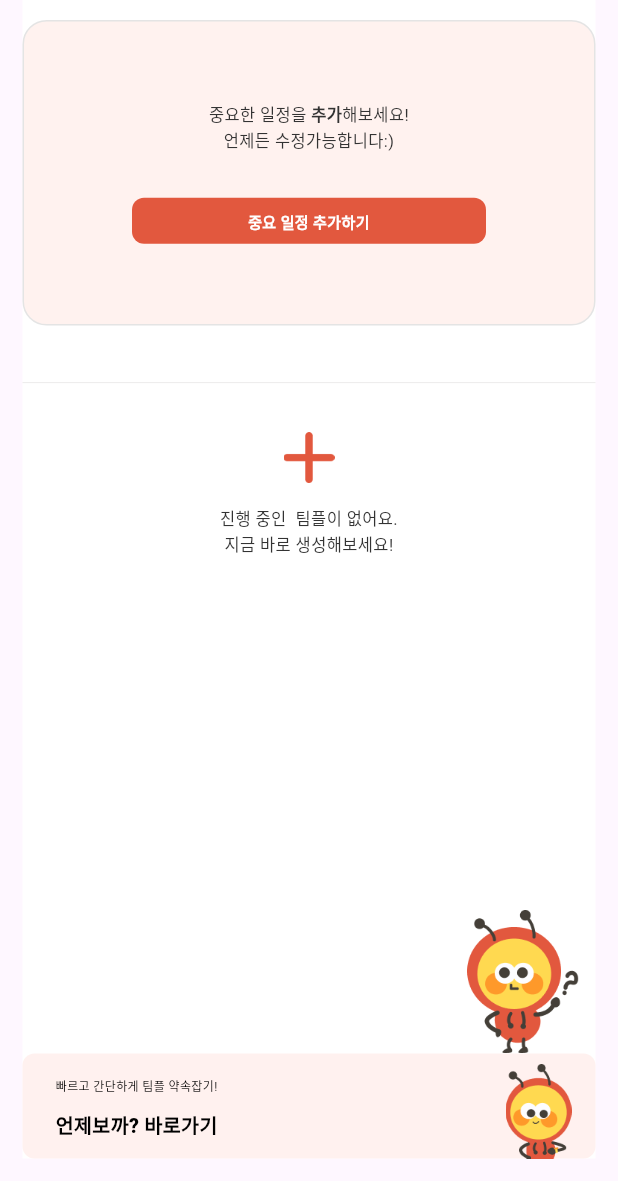
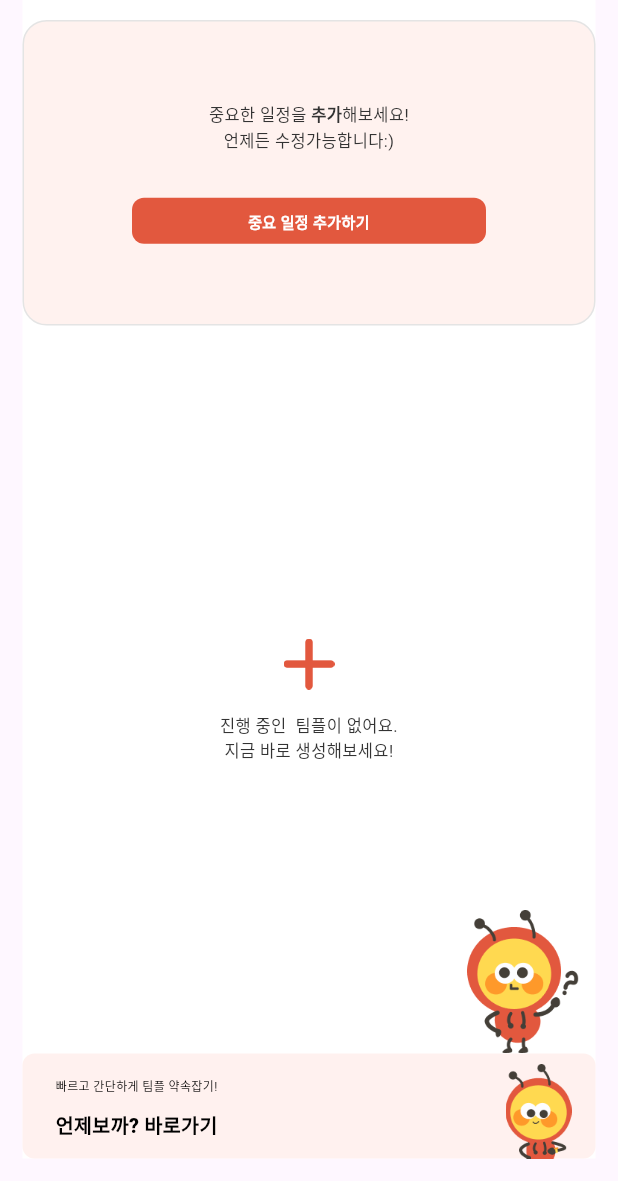
Before and after one commit to we-team-develop/front_weteam, a Flutter app: the Home screen opened directly, on a phone screen of 412 x 824 dp, the part 55-1236 px from its top. Run offline on Flutter 3.47's test engine with Material 3 defaults, Android fonts, the phone set to English and light mode, and no system bars; our stand-ins replace cloud_functions, firebase_auth, firebase_core, flutter_dotenv, get; missing offline and left inert: flutter_naver_login, kakao_flutter_sdk; accounts and stored records are empty; generated files the repository leaves out were written again; Roboto replaces fonts that are missing (NanumGothicOTF, NanumSquareNeo, SBaggroB); project files that could hold a hidden picture were left out.

Commit message:
feat: 진행 중인 팀플이 없으면 Divider 표시 안 함

```diff
--- a/lib/view/home/home.dart
+++ b/lib/view/home/home.dart
@@ -14,6 +14,7 @@ class Home extends StatefulWidget {
 class _HomeState extends State<Home> {
   List ddayItems = [];
   int currentSliderIndex = 0;
+  bool isTeamListEmpty = true; // TODO: 팀플 비어있는지 확인하기, Controller 만들기
 
   @override
   Widget build(BuildContext context) {
@@ -38,14 +39,14 @@ class _HomeState extends State<Home> {
           height: 15,
         ),
         _indexIconList(),
-        const SizedBox(
+        if (!isTeamListEmpty) const SizedBox(
           height: 15,
         ),
-        const Divider(
+        if (!isTeamListEmpty) const Divider(
           color: Color(0xFFedecec),
           thickness: 0.7,
         ),
-        const SizedBox(
+        if (!isTeamListEmpty) const SizedBox(
           height: 25,
         ),
         _teamListWidget(),
@@ -207,8 +208,7 @@ class _HomeState extends State<Home> {
 
   Widget _teamListWidget() {
     // TODO: 데이터 형식에 맞게 ListView.builder 사용
-    bool isListEmpty = true; // TODO: 팀플 비어있는지 확인하기
-    if (isListEmpty) {
+    if (isTeamListEmpty) {
       return Expanded(
           child: SizedBox(
         width: double.infinity,
@@ -220,6 +220,7 @@ class _HomeState extends State<Home> {
               left: 0,
               right: 0,
               child: Column(
+                mainAxisAlignment: MainAxisAlignment.center,
                 children: [
                   Image.asset(ImagePath.icPlus, height: 34, width: 34,),
                   const SizedBox(
```
